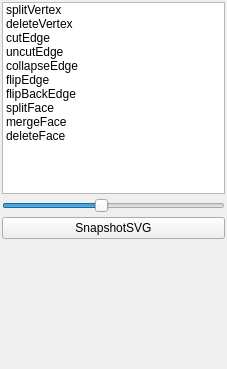
This is Apps/Tuto/Modelling/tuto_oper2.ui in cgogn/CGoGN as Qt 5 draws it before an edit. The edited form follows.
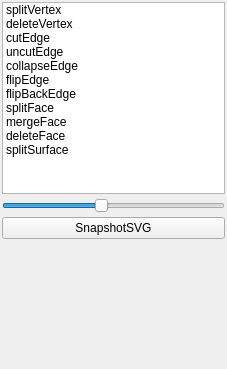
This is the edited form.

```diff
--- a/Apps/Tuto/Modelling/tuto_oper2.ui
+++ b/Apps/Tuto/Modelling/tuto_oper2.ui
@@ -99,6 +99,11 @@
           <string>deleteFace</string>
          </property>
         </item>
+        <item>
+         <property name="text">
+          <string>splitSurface</string>
+         </property>
+        </item>
        </widget>
       </item>
       <item>
```
Left out of the diff: 11 changed lines with no effect on the pictures.
